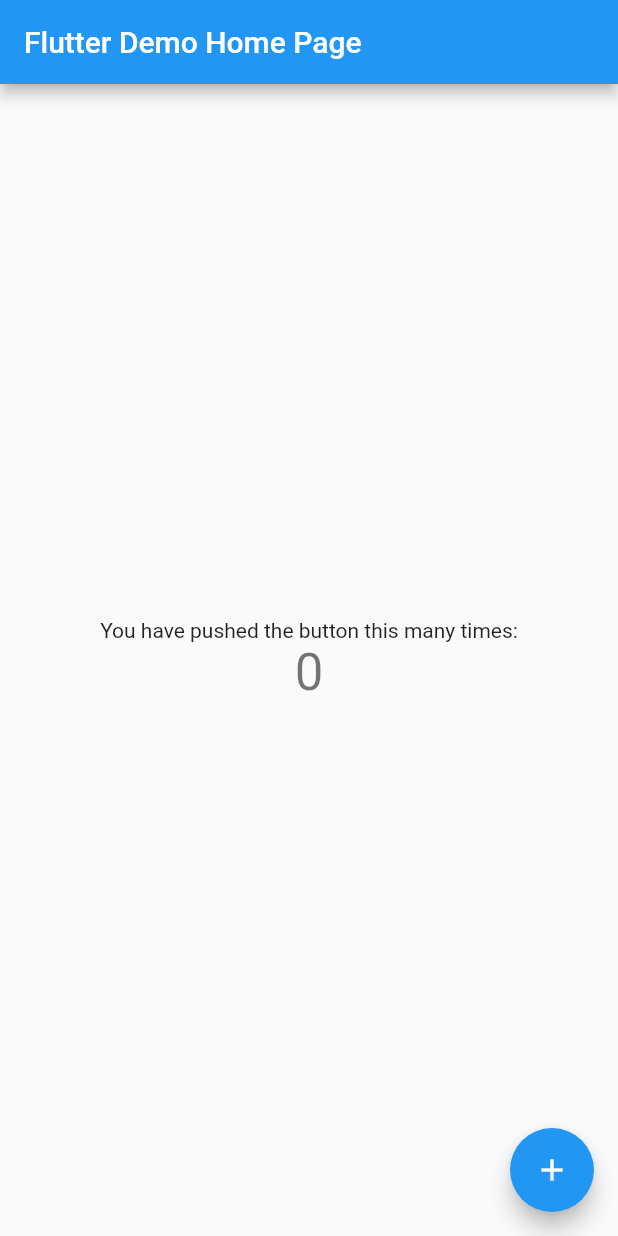
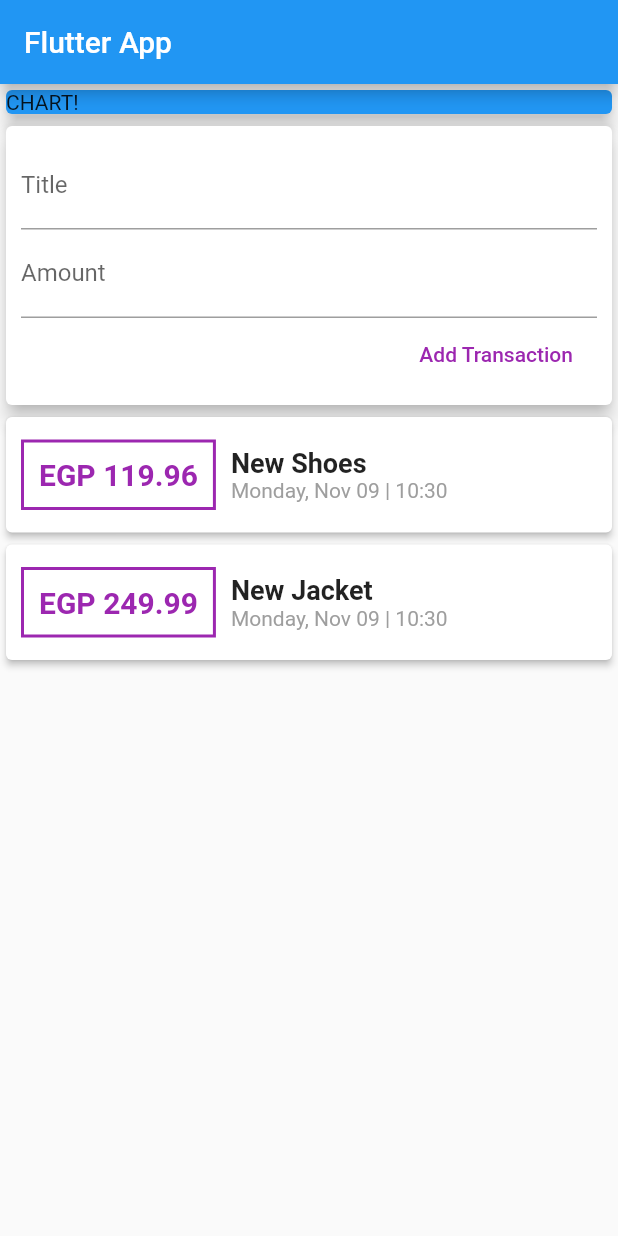
Before and after one commit to MedhatMohamed5/expenses_sheet, a Flutter app: the screen it shows after launch, on a phone screen of 412 x 824 dp. Run offline on Flutter 3.47's test engine with Material 2 defaults, Android fonts, the phone set to English and light mode, and no system bars.

Commit message:
Til Lesson 87

```diff
--- a/lib/main.dart
+++ b/lib/main.dart
@@ -1,3 +1,5 @@
+import './widgets/user_transactions.dart';
+
 import 'package:flutter/material.dart';
 
 void main() {
@@ -9,109 +11,38 @@ class MyApp extends StatelessWidget {
   @override
   Widget build(BuildContext context) {
     return MaterialApp(
-      title: 'Flutter Demo',
-      theme: ThemeData(
-        // This is the theme of your application.
-        //
-        // Try running your application with "flutter run". You'll see the
-        // application has a blue toolbar. Then, without quitting the app, try
-        // changing the primarySwatch below to Colors.green and then invoke
-        // "hot reload" (press "r" in the console where you ran "flutter run",
-        // or simply save your changes to "hot reload" in a Flutter IDE).
-        // Notice that the counter didn't reset back to zero; the application
-        // is not restarted.
-        primarySwatch: Colors.blue,
-        // This makes the visual density adapt to the platform that you run
-        // the app on. For desktop platforms, the controls will be smaller and
-        // closer together (more dense) than on mobile platforms.
-        visualDensity: VisualDensity.adaptivePlatformDensity,
-      ),
-      home: MyHomePage(title: 'Flutter Demo Home Page'),
+      title: 'Flutter App',
+      home: MyHomePage(),
     );
   }
 }
 
-class MyHomePage extends StatefulWidget {
-  MyHomePage({Key key, this.title}) : super(key: key);
-
-  // This widget is the home page of your application. It is stateful, meaning
-  // that it has a State object (defined below) that contains fields that affect
-  // how it looks.
-
-  // This class is the configuration for the state. It holds the values (in this
-  // case the title) provided by the parent (in this case the App widget) and
-  // used by the build method of the State. Fields in a Widget subclass are
-  // always marked "final".
-
-  final String title;
-
-  @override
-  _MyHomePageState createState() => _MyHomePageState();
-}
-
-class _MyHomePageState extends State<MyHomePage> {
-  int _counter = 0;
-
-  void _incrementCounter() {
-    setState(() {
-      // This call to setState tells the Flutter framework that something has
-      // changed in this State, which causes it to rerun the build method below
-      // so that the display can reflect the updated values. If we changed
-      // _counter without calling setState(), then the build method would not be
-      // called again, and so nothing would appear to happen.
-      _counter++;
-    });
-  }
-
+class MyHomePage extends StatelessWidget {
   @override
   Widget build(BuildContext context) {
-    // This method is rerun every time setState is called, for instance as done
-    // by the _incrementCounter method above.
-    //
-    // The Flutter framework has been optimized to make rerunning build methods
-    // fast, so that you can just rebuild anything that needs updating rather
-    // than having to individually change instances of widgets.
     return Scaffold(
       appBar: AppBar(
-        // Here we take the value from the MyHomePage object that was created by
-        // the App.build method, and use it to set our appbar title.
-        title: Text(widget.title),
+        title: Text('Flutter App'),
       ),
-      body: Center(
-        // Center is a layout widget. It takes a single child and positions it
-        // in the middle of the parent.
-        child: Column(
-          // Column is also a layout widget. It takes a list of children and
-          // arranges them vertically. By default, it sizes itself to fit its
-          // children horizontally, and tries to be as tall as its parent.
-          //
-          // Invoke "debug painting" (press "p" in the console, choose the
-          // "Toggle Debug Paint" action from the Flutter Inspector in Android
-          // Studio, or the "Toggle Debug Paint" command in Visual Studio Code)
-          // to see the wireframe for each widget.
-          //
-          // Column has various properties to control how it sizes itself and
-          // how it positions its children. Here we use mainAxisAlignment to
-          // center the children vertically; the main axis here is the vertical
-          // axis because Columns are vertical (the cross axis would be
-          // horizontal).
-          mainAxisAlignment: MainAxisAlignment.center,
-          children: <Widget>[
-            Text(
-              'You have pushed the button this many times:',
+      body: Column(
+        crossAxisAlignment: CrossAxisAlignment.stretch,
+        children: <Widget>[
+          Container(
+            width: double.infinity,
+            child: Card(
+              color: Colors.blue,
+              child: Text('CHART!'),
+              elevation: 5,
             ),
-            Text(
-              '$_counter',
-              style: Theme.of(context).textTheme.headline4,
-            ),
-          ],
-        ),
+          ),
+          /*Card(
+            child: Text('LIST OF TX'),
+          ),*/
+          // NewTransaction(),
+          // TransactionList()
+          UserTransactions()
+        ],
       ),
-      floatingActionButton: FloatingActionButton(
-        onPressed: _incrementCounter,
-        tooltip: 'Increment',
-        child: Icon(Icons.add),
-      ), // This trailing comma makes auto-formatting nicer for build methods.
     );
   }
 }
--- /dev/null
+++ b/lib/models/transaction.dart
@@ -0,0 +1,16 @@
+import 'package:flutter/foundation.dart';
+
+class Transaction {
+  final String id;
+  final String title;
+  final double amount;
+
+  final DateTime transDate;
+
+  Transaction({
+    @required this.id,
+    @required this.title,
+    @required this.amount,
+    @required this.transDate,
+  });
+}
--- /dev/null
+++ b/lib/widgets/new_transaction.dart
@@ -0,0 +1,52 @@
+import 'package:flutter/material.dart';
+
+class NewTransaction extends StatelessWidget {
+  // String titleInput;
+  // String amountInput;
+  final titleController = TextEditingController();
+  final amountController = TextEditingController();
+  final Function addTransaction;
+
+  NewTransaction(this.addTransaction);
+
+  @override
+  Widget build(BuildContext context) {
+    return Card(
+      child: Container(
+        padding: EdgeInsets.all(10),
+        child: Column(
+          crossAxisAlignment: CrossAxisAlignment.end,
+          children: [
+            TextField(
+              controller: titleController,
+              decoration: InputDecoration(
+                labelText: 'Title',
+              ),
+              // onChanged: (value) {
+              //   titleInput = value;
+              // },
+            ),
+            TextField(
+              controller: amountController,
+              decoration: InputDecoration(
+                labelText: 'Amount',
+              ),
+              //onChanged: (value) => amountInput = value,
+            ),
+            FlatButton(
+              onPressed: () {
+                addTransaction(
+                  titleController.text,
+                  double.parse(amountController.text),
+                );
+              },
+              child: Text('Add Transaction'),
+              textColor: Colors.purple,
+            ),
+          ],
+        ),
+      ),
+      elevation: 5,
+    );
+  }
+}
--- /dev/null
+++ b/lib/widgets/transaction_list.dart
@@ -0,0 +1,18 @@
+import 'package:expenses_sheet/models/transaction.dart';
+
+import './transaction_list_item.dart';
+import 'package:flutter/material.dart';
+
+class TransactionList extends StatelessWidget {
+  final List<Transaction> transactions;
+  TransactionList(this.transactions);
+
+  @override
+  Widget build(BuildContext context) {
+    return Column(
+      children: transactions.map((trans) {
+        return TransactionItem(trans);
+      }).toList(),
+    );
+  }
+}
--- /dev/null
+++ b/lib/widgets/transaction_list_item.dart
@@ -0,0 +1,60 @@
+import 'package:flutter/material.dart';
+import '../models/transaction.dart';
+import 'package:intl/intl.dart';
+
+class TransactionItem extends StatelessWidget {
+  final Transaction _trans;
+
+  TransactionItem(this._trans);
+
+  @override
+  Widget build(BuildContext context) {
+    return Card(
+      elevation: 2,
+      child: Row(
+        children: [
+          Container(
+            margin: EdgeInsets.symmetric(
+              vertical: 15,
+              horizontal: 10,
+            ),
+            decoration: BoxDecoration(
+              border: Border.all(
+                color: Colors.purple,
+                width: 2,
+              ),
+            ),
+            padding: EdgeInsets.all(10),
+            child: Text(
+              'EGP ${_trans.amount.toStringAsFixed(2)}',
+              style: TextStyle(
+                fontWeight: FontWeight.bold,
+                fontSize: 20,
+                color: Colors.purple,
+              ),
+            ),
+          ),
+          Column(
+            crossAxisAlignment: CrossAxisAlignment.start,
+            children: [
+              Text(
+                _trans.title,
+                style: TextStyle(
+                  fontSize: 18,
+                  fontWeight: FontWeight.bold,
+                ),
+              ),
+              Text(
+                DateFormat('EEEE, MMM dd | HH:mm').format(_trans.transDate),
+                // DateFormat.MMMMEEEEd().format(_trans.transDate),
+                style: TextStyle(
+                  color: Colors.grey,
+                ),
+              ),
+            ],
+          ),
+        ],
+      ),
+    );
+  }
+}
--- /dev/null
+++ b/lib/widgets/user_transactions.dart
@@ -0,0 +1,51 @@
+import './new_transaction.dart';
+import './transaction_list.dart';
+import '../models/transaction.dart';
+import 'package:flutter/material.dart';
+
+class UserTransactions extends StatefulWidget {
+  UserTransactions({Key key}) : super(key: key);
+
+  @override
+  _UserTransactionsState createState() => _UserTransactionsState();
+}
+
+class _UserTransactionsState extends State<UserTransactions> {
+  final List<Transaction> _userTransactions = [
+    Transaction(
+      id: 't1',
+      title: 'New Shoes',
+      amount: 119.959,
+      transDate: DateTime.now(),
+    ),
+    Transaction(
+      id: 't2',
+      title: 'New Jacket',
+      amount: 249.99,
+      transDate: DateTime.now(),
+    ),
+  ];
+
+  void _addNewTransaction(String title, double amount) {
+    final transaction = Transaction(
+      amount: amount,
+      title: title,
+      id: DateTime.now().toString(),
+      transDate: DateTime.now(),
+    );
+
+    setState(() {
+      _userTransactions.add(transaction);
+    });
+  }
+
+  @override
+  Widget build(BuildContext context) {
+    return Column(
+      children: [
+        NewTransaction(_addNewTransaction),
+        TransactionList(_userTransactions),
+      ],
+    );
+  }
+}
--- a/pubspec.yaml
+++ b/pubspec.yaml
@@ -21,6 +21,7 @@ environment:
   sdk: ">=2.7.0 <3.0.0"
 
 dependencies:
+  intl: ^0.16.1
   flutter:
     sdk: flutter
 
```
Also changed, not shown: pubspec.lock, 1 other file.
